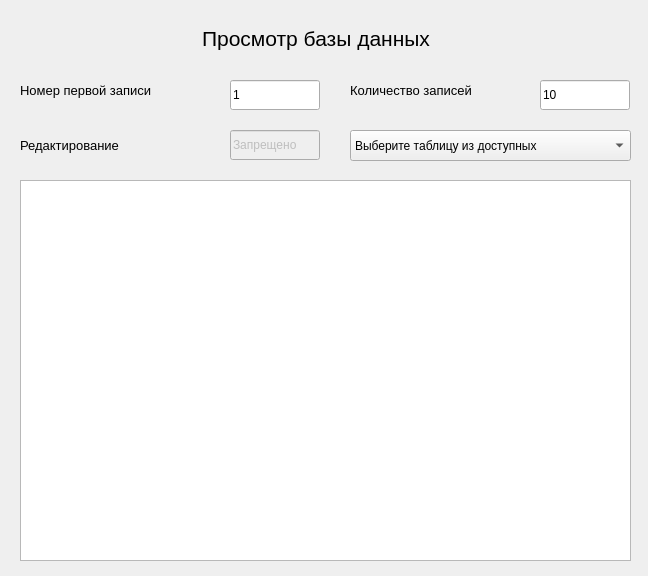
This is database_view.ui in kiryuha21/DatabaseInterface as Qt 5 draws it before an edit. The edited form follows.
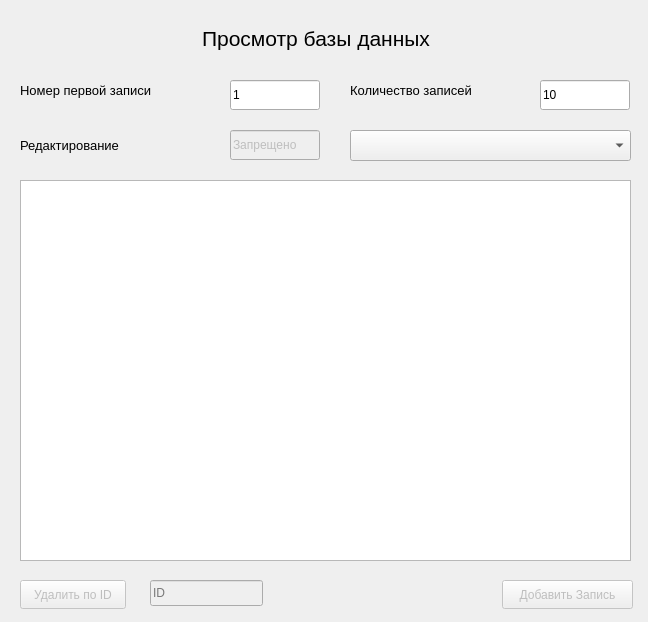
This is the edited form.

Commit message: extremely final version of database_view, requests started

Diff of the .ui file:
```diff
--- a/database_view.ui
+++ b/database_view.ui
@@ -7,7 +7,7 @@
     <x>0</x>
     <y>0</y>
     <width>648</width>
-    <height>576</height>
+    <height>622</height>
    </rect>
   </property>
   <property name="windowTitle">
@@ -52,13 +52,11 @@
     <bool>false</bool>
    </property>
    <property name="currentText">
+    <string/>
+   </property>
+   <property name="placeholderText">
     <string>Выберите таблицу из доступных</string>
    </property>
-   <item>
-    <property name="text">
-     <string>Выберите таблицу из доступных</string>
-    </property>
-   </item>
   </widget>
   <widget class="QTableView" name="table_view">
    <property name="geometry">
@@ -172,6 +170,54 @@
     <string>Запрещено</string>
    </property>
   </widget>
+  <widget class="QLineEdit" name="id_edit">
+   <property name="enabled">
+    <bool>false</bool>
+   </property>
+   <property name="geometry">
+    <rect>
+     <x>150</x>
+     <y>580</y>
+     <width>113</width>
+     <height>26</height>
+    </rect>
+   </property>
+   <property name="placeholderText">
+    <string>ID</string>
+   </property>
+  </widget>
+  <widget class="QPushButton" name="delete_button">
+   <property name="enabled">
+    <bool>false</bool>
+   </property>
+   <property name="geometry">
+    <rect>
+     <x>20</x>
+     <y>580</y>
+     <width>106</width>
+     <height>29</height>
+    </rect>
+   </property>
+   <property name="text">
+    <string>Удалить по ID</string>
+   </property>
+  </widget>
+  <widget class="QPushButton" name="add_button">
+   <property name="enabled">
+    <bool>false</bool>
+   </property>
+   <property name="geometry">
+    <rect>
+     <x>502</x>
+     <y>580</y>
+     <width>131</width>
+     <height>29</height>
+    </rect>
+   </property>
+   <property name="text">
+    <string>Добавить Запись</string>
+   </property>
+  </widget>
  </widget>
  <resources/>
  <connections/>
```
The commit also changes 7 other files.
